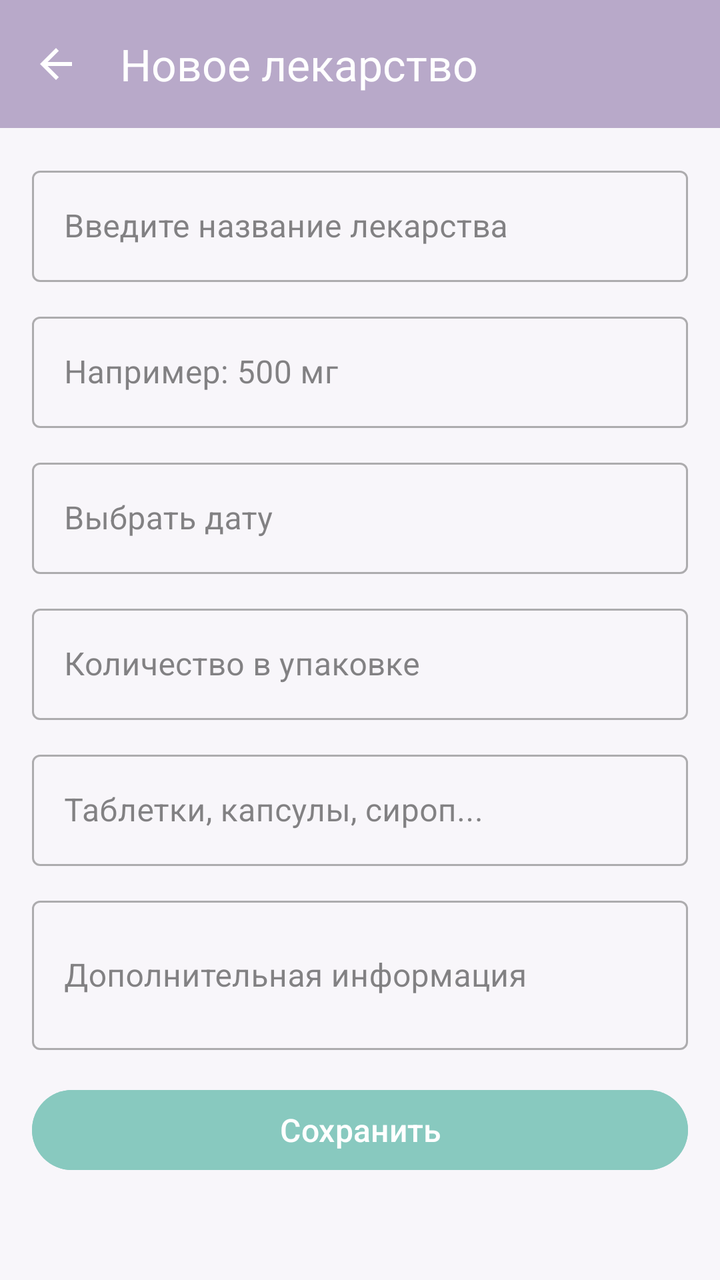
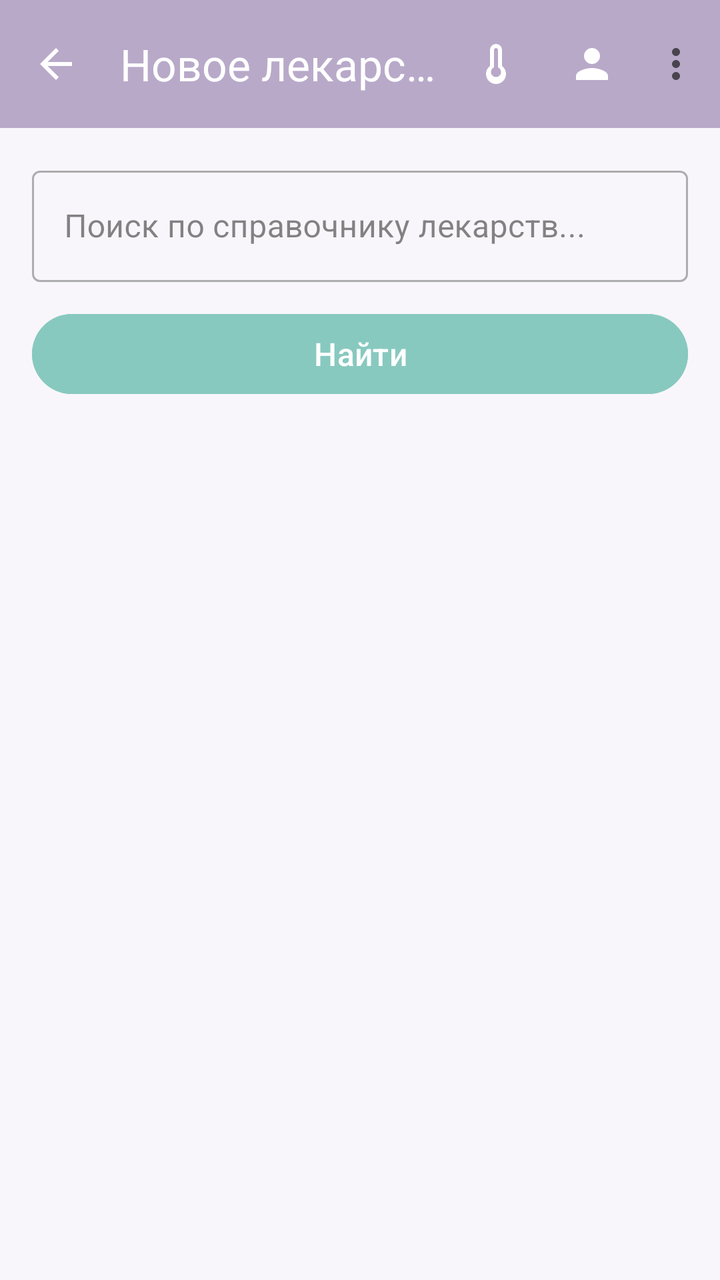

An Android layout rendered at two revisions. The XML below is the earlier revision; the diff shows what the commit changed to produce the second picture.
<!-- AndroidManifest.xml: application theme Theme.Pillulkin -->
<!-- res/layout/fragment_add_medicine.xml -->
<?xml version="1.0" encoding="utf-8"?>
<ScrollView 
    xmlns:android="http://schemas.android.com/apk/res/android"
    xmlns:app="http://schemas.android.com/apk/res-auto"
    android:layout_width="match_parent"
    android:layout_height="match_parent"
    android:background="@color/background">

    <LinearLayout
        android:layout_width="match_parent"
        android:layout_height="wrap_content"
        android:orientation="vertical">

        <com.google.android.material.appbar.MaterialToolbar
            android:id="@+id/toolbar"
            android:layout_width="match_parent"
            android:layout_height="?attr/actionBarSize"
            android:background="@color/primary"
            app:title="@string/add_medicine_title"
            app:titleTextColor="@color/on_primary"
            app:navigationIcon="@drawable/ic_arrow_back"
            app:navigationIconTint="@color/on_primary" />

        <LinearLayout
            android:layout_width="match_parent"
            android:layout_height="wrap_content"
            android:orientation="vertical"
            android:padding="16dp">

            <com.google.android.material.textfield.TextInputLayout
                style="@style/Widget.MaterialComponents.TextInputLayout.OutlinedBox"
                android:layout_width="match_parent"
                android:layout_height="wrap_content"
                android:layout_marginBottom="12dp">

                <com.google.android.material.textfield.TextInputEditText
                    android:id="@+id/etName"
                    android:layout_width="match_parent"
                    android:layout_height="wrap_content"
                    android:inputType="text"
                    android:hint="@string/medicine_name_hint" />
            </com.google.android.material.textfield.TextInputLayout>

            <com.google.android.material.textfield.TextInputLayout
                style="@style/Widget.MaterialComponents.TextInputLayout.OutlinedBox"
                android:layout_width="match_parent"
                android:layout_height="wrap_content"
                android:layout_marginBottom="12dp">

                <com.google.android.material.textfield.TextInputEditText
                    android:id="@+id/etDosage"
                    android:layout_width="match_parent"
                    android:layout_height="wrap_content"
                    android:inputType="text"
                    android:hint="@string/medicine_dosage_hint" />
            </com.google.android.material.textfield.TextInputLayout>

            <com.google.android.material.textfield.TextInputLayout
                style="@style/Widget.MaterialComponents.TextInputLayout.OutlinedBox"
                android:layout_width="match_parent"
                android:layout_height="wrap_content"
                android:layout_marginBottom="12dp">

                <com.google.android.material.textfield.TextInputEditText
                    android:id="@+id/etExpiration"
                    android:layout_width="match_parent"
                    android:layout_height="wrap_content"
                    android:focusable="false"
                    android:clickable="true"
                    android:hint="@string/select_date" />
            </com.google.android.material.textfield.TextInputLayout>

            <com.google.android.material.textfield.TextInputLayout
                style="@style/Widget.MaterialComponents.TextInputLayout.OutlinedBox"
                android:layout_width="match_parent"
                android:layout_height="wrap_content"
                android:layout_marginBottom="12dp">

                <com.google.android.material.textfield.TextInputEditText
                    android:id="@+id/etQuantity"
                    android:layout_width="match_parent"
                    android:layout_height="wrap_content"
                    android:inputType="number"
                    android:hint="@string/medicine_quantity_hint" />
            </com.google.android.material.textfield.TextInputLayout>

            <com.google.android.material.textfield.TextInputLayout
                style="@style/Widget.MaterialComponents.TextInputLayout.OutlinedBox"
                android:layout_width="match_parent"
                android:layout_height="wrap_content"
                android:layout_marginBottom="12dp">

                <com.google.android.material.textfield.TextInputEditText
                    android:id="@+id/etForm"
                    android:layout_width="match_parent"
                    android:layout_height="wrap_content"
                    android:inputType="text"
                    android:hint="@string/medicine_form_hint" />
            </com.google.android.material.textfield.TextInputLayout>

            <com.google.android.material.textfield.TextInputLayout
                style="@style/Widget.MaterialComponents.TextInputLayout.OutlinedBox"
                android:layout_width="match_parent"
                android:layout_height="wrap_content"
                android:layout_marginBottom="16dp">

                <com.google.android.material.textfield.TextInputEditText
                    android:id="@+id/etComment"
                    android:layout_width="match_parent"
                    android:layout_height="wrap_content"
                    android:inputType="textMultiLine"
                    android:minLines="2"
                    android:hint="@string/medicine_comment_hint" />
            </com.google.android.material.textfield.TextInputLayout>

            <com.google.android.material.button.MaterialButton
                android:id="@+id/btnSave"
                android:layout_width="match_parent"
                android:layout_height="wrap_content"
                android:text="@string/save"
                android:textSize="16sp"
                android:backgroundTint="@color/secondary" />

        </LinearLayout>
    </LinearLayout>
</ScrollView>
<!-- resources referenced by this layout -->
<resources>
  <color name="background">#F8F6FA</color>
  <color name="on_primary">#FFFFFFFF</color>
  <color name="primary">#B8A9C9</color>
  <color name="secondary">#88C9BF</color>
  <!-- drawable ic_arrow_back (drawable) -->
  <vector xmlns:android="http://schemas.android.com/apk/res/android"
      android:width="24dp"
      android:height="24dp"
      android:viewportWidth="24"
      android:viewportHeight="24">
      <path
          android:fillColor="#FFFFFFFF"
          android:pathData="M20,11H7.83l5.59,-5.59L12,4l-8,8 8,8 1.41,-1.41L7.83,13H20v-2z" />
  </vector>
  <string name="add_medicine_title">Новое лекарство</string>
  <string name="medicine_comment_hint">Дополнительная информация</string>
  <string name="medicine_dosage_hint">Например: 500 мг</string>
  <string name="medicine_form_hint">Таблетки, капсулы, сироп...</string>
  <string name="medicine_name_hint">Введите название лекарства</string>
  <string name="medicine_quantity_hint">Количество в упаковке</string>
  <string name="save">Сохранить</string>
  <string name="select_date">Выбрать дату</string>
  <style name="Theme.Pillulkin" parent="Base.Theme.Pillulkin" />
  <style name="Base.Theme.Pillulkin" parent="Theme.Material3.DayNight.NoActionBar">
          <item name="colorPrimary">@color/primary</item>
          <item name="colorPrimaryDark">@color/primary_dark</item>
          <item name="colorSecondary">@color/secondary</item>
          <item name="colorTertiary">@color/tertiary</item>
          <item name="android:colorBackground">@color/background</item>
          <item name="colorSurface">@color/surface</item>
          <item name="colorError">@color/error</item>
          <item name="colorOnPrimary">@color/on_primary</item>
          <item name="colorOnSecondary">@color/on_secondary</item>
          <item name="colorOnBackground">@color/on_background</item>
          <item name="colorOnSurface">@color/on_surface</item>
          <item name="colorOnError">@color/on_error</item>
      </style>
  <color name="primary_dark">#9B8BB8</color>
  <color name="tertiary">#A8D5A2</color>
  <color name="surface">#FFFFFFFF</color>
  <color name="error">#E57373</color>
  <color name="on_secondary">#FFFFFFFF</color>
  <color name="on_background">#FF333333</color>
  <color name="on_surface">#FF333333</color>
  <color name="on_error">#FFFFFFFF</color>
</resources>

<!-- the commit's change to res/layout/fragment_add_medicine.xml (unified diff, before → after) -->
@@ -1,126 +1,60 @@
 <?xml version="1.0" encoding="utf-8"?>
-<ScrollView 
+<LinearLayout 
     xmlns:android="http://schemas.android.com/apk/res/android"
     xmlns:app="http://schemas.android.com/apk/res-auto"
     android:layout_width="match_parent"
     android:layout_height="match_parent"
+    android:orientation="vertical"
     android:background="@color/background">
+
+    <com.google.android.material.appbar.MaterialToolbar
+        android:id="@+id/toolbar"
+        android:layout_width="match_parent"
+        android:layout_height="?attr/actionBarSize"
+        android:background="@color/primary"
+        app:title="@string/add_medicine_title"
+        app:titleTextColor="@color/on_primary"
+        app:navigationIcon="@drawable/ic_arrow_back"
+        app:navigationIconTint="@color/on_primary"
+        app:menu="@menu/menu_patient" />
 
     <LinearLayout
         android:layout_width="match_parent"
         android:layout_height="wrap_content"
-        android:orientation="vertical">
+        android:orientation="vertical"
+        android:padding="16dp">
 
-        <com.google.android.material.appbar.MaterialToolbar
-            android:id="@+id/toolbar"
-            android:layout_width="match_parent"
-            android:layout_height="?attr/actionBarSize"
-            android:background="@color/primary"
-            app:title="@string/add_medicine_title"
-            app:titleTextColor="@color/on_primary"
-            app:navigationIcon="@drawable/ic_arrow_back"
-            app:navigationIconTint="@color/on_primary" />
-
-        <LinearLayout
+        <com.google.android.material.textfield.TextInputLayout
+            style="@style/Widget.MaterialComponents.TextInputLayout.OutlinedBox"
             android:layout_width="match_parent"
             android:layout_height="wrap_content"
-            android:orientation="vertical"
-            android:padding="16dp">
+            android:layout_marginBottom="12dp">
 
-            <com.google.android.material.textfield.TextInputLayout
-                style="@style/Widget.MaterialComponents.TextInputLayout.OutlinedBox"
+            <com.google.android.material.textfield.TextInputEditText
+                android:id="@+id/etSearch"
                 android:layout_width="match_parent"
                 android:layout_height="wrap_content"
-                android:layout_marginBottom="12dp">
+                android:inputType="text"
+                android:hint="@string/search_medicine_hint" />
+        </com.google.android.material.textfield.TextInputLayout>
 
-                <com.google.android.material.textfield.TextInputEditText
-                    android:id="@+id/etName"
-                    android:layout_width="match_parent"
-                    android:layout_height="wrap_content"
-                    android:inputType="text"
-                    android:hint="@string/medicine_name_hint" />
-            </com.google.android.material.textfield.TextInputLayout>
+        <com.google.android.material.button.MaterialButton
+            android:id="@+id/btnSearch"
+            android:layout_width="match_parent"
+            android:layout_height="wrap_content"
+            android:text="@string/search"
+            android:textSize="16sp"
+            android:backgroundTint="@color/secondary" />
 
-            <com.google.android.material.textfield.TextInputLayout
-                style="@style/Widget.MaterialComponents.TextInputLayout.OutlinedBox"
-                android:layout_width="match_parent"
-                android:layout_height="wrap_content"
-                android:layout_marginBottom="12dp">
+    </LinearLayout>
 
-                <com.google.android.material.textfield.TextInputEditText
-                    android:id="@+id/etDosage"
-                    android:layout_width="match_parent"
-                    android:layout_height="wrap_content"
-                    android:inputType="text"
-                    android:hint="@string/medicine_dosage_hint" />
-            </com.google.android.material.textfield.TextInputLayout>
+    <androidx.recyclerview.widget.RecyclerView
+        android:id="@+id/rvSearchResults"
+        android:layout_width="match_parent"
+        android:layout_height="0dp"
+        android:layout_weight="1"
+        android:clipToPadding="false"
+        android:paddingHorizontal="16dp"
+        android:paddingBottom="16dp" />
 
-            <com.google.android.material.textfield.TextInputLayout
-                style="@style/Widget.MaterialComponents.TextInputLayout.OutlinedBox"
-                android:layout_width="match_parent"
-                android:layout_height="wrap_content"
-                android:layout_marginBottom="12dp">
-
-                <com.google.android.material.textfield.TextInputEditText
-                    android:id="@+id/etExpiration"
-                    android:layout_width="match_parent"
-                    android:layout_height="wrap_content"
-                    android:focusable="false"
-                    android:clickable="true"
-                    android:hint="@string/select_date" />
-            </com.google.android.material.textfield.TextInputLayout>
-
-            <com.google.android.material.textfield.TextInputLayout
-                style="@style/Widget.MaterialComponents.TextInputLayout.OutlinedBox"
-                android:layout_width="match_parent"
-                android:layout_height="wrap_content"
-                android:layout_marginBottom="12dp">
-
-                <com.google.android.material.textfield.TextInputEditText
-                    android:id="@+id/etQuantity"
-                    android:layout_width="match_parent"
-                    android:layout_height="wrap_content"
-                    android:inputType="number"
-                    android:hint="@string/medicine_quantity_hint" />
-            </com.google.android.material.textfield.TextInputLayout>
-
-            <com.google.android.material.textfield.TextInputLayout
-                style="@style/Widget.MaterialComponents.TextInputLayout.OutlinedBox"
-                android:layout_width="match_parent"
-                android:layout_height="wrap_content"
-                android:layout_marginBottom="12dp">
-
-                <com.google.android.material.textfield.TextInputEditText
-                    android:id="@+id/etForm"
-                    android:layout_width="match_parent"
-                    android:layout_height="wrap_content"
-                    android:inputType="text"
-                    android:hint="@string/medicine_form_hint" />
-            </com.google.android.material.textfield.TextInputLayout>
-
-            <com.google.android.material.textfield.TextInputLayout
-                style="@style/Widget.MaterialComponents.TextInputLayout.OutlinedBox"
-                android:layout_width="match_parent"
-                android:layout_height="wrap_content"
-                android:layout_marginBottom="16dp">
-
-                <com.google.android.material.textfield.TextInputEditText
-                    android:id="@+id/etComment"
-                    android:layout_width="match_parent"
-                    android:layout_height="wrap_content"
-                    android:inputType="textMultiLine"
-                    android:minLines="2"
-                    android:hint="@string/medicine_comment_hint" />
-            </com.google.android.material.textfield.TextInputLayout>
-
-            <com.google.android.material.button.MaterialButton
-                android:id="@+id/btnSave"
-                android:layout_width="match_parent"
-                android:layout_height="wrap_content"
-                android:text="@string/save"
-                android:textSize="16sp"
-                android:backgroundTint="@color/secondary" />
-
-        </LinearLayout>
-    </LinearLayout>
-</ScrollView>
+</LinearLayout>
<!-- resource entries referenced after the edit -->
@@ -15,13 +15,8 @@
           android:pathData="M20,11H7.83l5.59,-5.59L12,4l-8,8 8,8 1.41,-1.41L7.83,13H20v-2z" />
   </vector>
   <string name="add_medicine_title">Новое лекарство</string>
-  <string name="medicine_comment_hint">Дополнительная информация</string>
-  <string name="medicine_dosage_hint">Например: 500 мг</string>
-  <string name="medicine_form_hint">Таблетки, капсулы, сироп...</string>
-  <string name="medicine_name_hint">Введите название лекарства</string>
-  <string name="medicine_quantity_hint">Количество в упаковке</string>
-  <string name="save">Сохранить</string>
-  <string name="select_date">Выбрать дату</string>
+  <string name="search">Найти</string>
+  <string name="search_medicine_hint">Поиск по справочнику лекарств...</string>
   <style name="Theme.Pillulkin" parent="Base.Theme.Pillulkin" />
   <style name="Base.Theme.Pillulkin" parent="Theme.Material3.DayNight.NoActionBar">
           <item name="colorPrimary">@color/primary</item>
